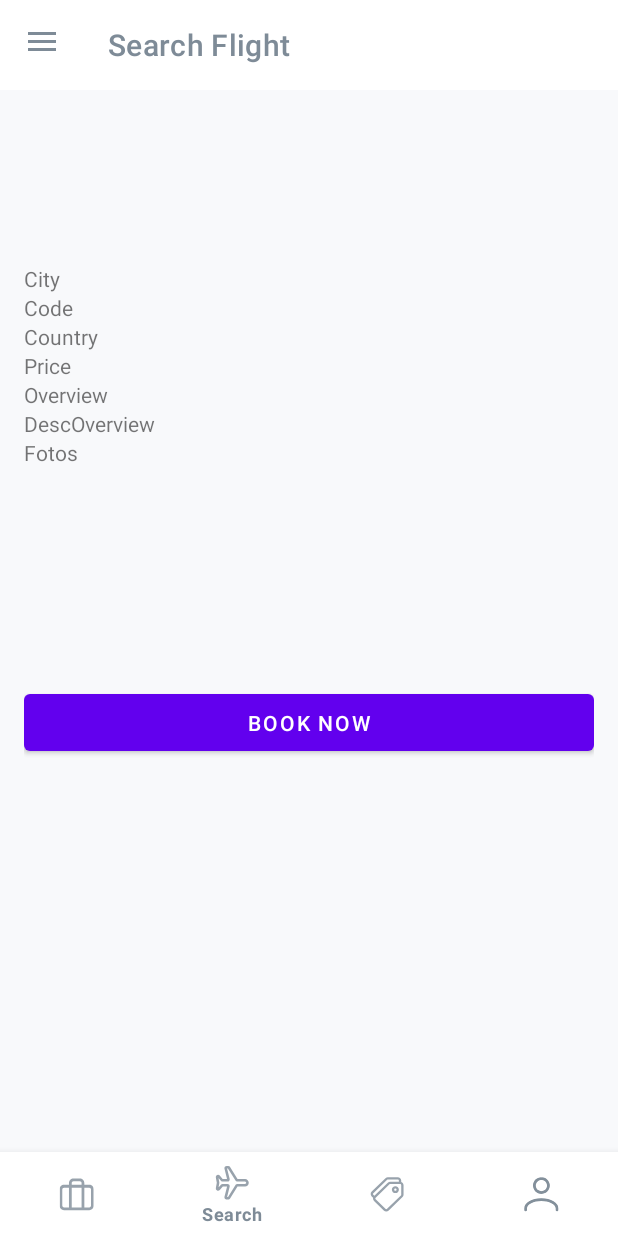
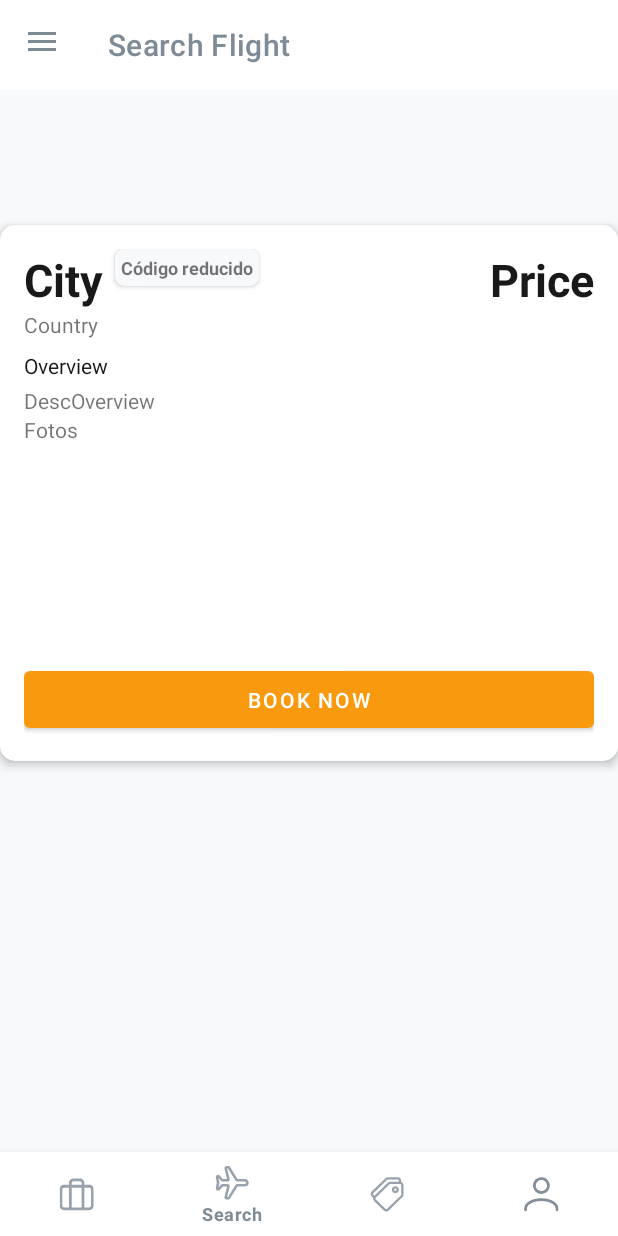
Before and after one commit to ianalexis/Parcial-TP3-YA1, an Android app: the fragment DestinationDetailFragment placed in its activity, on a phone screen of 412 x 824 dp. Run offline under Robolectric (Android 15) with nearby library versions, the phone set to English and light mode, and no system bars; our stand-ins replace navigation-ui; pictures from the network do not load; 8 statements that could not run were skipped.

Commit message:
Destination Detail 2
La venganza del destinationdetail

```diff
--- a/app/src/main/res/layout/card_photo.xml
+++ b/app/src/main/res/layout/card_photo.xml
@@ -10,13 +10,14 @@
     android:clickable="true"
     android:focusable="true"
     android:focusableInTouchMode="true"
-    app:cardCornerRadius="8dp">
+    app:cardCornerRadius="4dp">
 
 
     <ImageView
         android:id="@+id/card_photo_img"
         android:layout_width="match_parent"
         android:layout_height="match_parent"
+        android:scaleType="centerCrop"
         tools:srcCompat="@tools:sample/avatars" />
 
 </androidx.cardview.widget.CardView>
--- a/app/src/main/res/layout/fragment_destination_detail.xml
+++ b/app/src/main/res/layout/fragment_destination_detail.xml
@@ -2,22 +2,35 @@
 <LinearLayout xmlns:android="http://schemas.android.com/apk/res/android"
     xmlns:app="http://schemas.android.com/apk/res-auto"
     xmlns:tools="http://schemas.android.com/tools"
-    android:id="@+id/frameLayout"
+    android:id="@+id/fragment_profile"
     android:layout_width="match_parent"
     android:layout_height="match_parent"
     android:orientation="vertical"
     tools:context=".fragments.DestinationDetailFragment">
 
+    <RelativeLayout
+        android:layout_width="match_parent"
+        android:layout_height="wrap_content">
+
         <ImageView
             android:id="@+id/fragment_destdetail_img"
             android:layout_width="match_parent"
             android:layout_height="100dp"
+            android:background="?attr/selectableItemBackgroundBorderless"
             android:scaleType="centerCrop"
             tools:src="@tools:sample/backgrounds/scenic" />
 
-    <ScrollView
+    </RelativeLayout>
+
+    <androidx.cardview.widget.CardView
         android:layout_width="match_parent"
-        android:layout_height="match_parent">
+        android:layout_height="wrap_content"
+        android:layout_below="@id/fragment_destdetail_img"
+        android:layout_marginTop="-10dp"
+        android:layout_marginBottom="0dp"
+        app:cardCornerRadius="10dp"
+        app:cardElevation="4dp"
+        app:cardBackgroundColor="@color/white">
 
         <LinearLayout
             android:layout_width="match_parent"
@@ -25,41 +38,71 @@
             android:orientation="vertical"
             android:padding="16dp">
 
+            <RelativeLayout
+                android:layout_width="match_parent"
+                android:layout_height="wrap_content">
+
                 <TextView
                     android:id="@+id/fragment_destdetail_txtCity"
                     android:layout_width="wrap_content"
                     android:layout_height="wrap_content"
-                android:text="City" />
+                    android:text="City"
+                    android:textSize="30sp"
+                    android:textStyle="bold"
+                    android:textColor="@color/negro" />
+
+                <androidx.cardview.widget.CardView
+                    android:layout_width="wrap_content"
+                    android:layout_height="wrap_content"
+                    android:layout_toRightOf="@id/fragment_destdetail_txtCity"
+                    android:layout_alignTop="@id/fragment_destdetail_txtCity"
+                    android:layout_marginStart="8dp"
+                    app:cardBackgroundColor="@color/grisclaro"
+                    app:cardCornerRadius="6dp">
 
                     <TextView
                         android:id="@+id/fragment_destdetail_txtCode"
                         android:layout_width="wrap_content"
                         android:layout_height="wrap_content"
-                android:text="Code" />
+                        android:text="Código reducido"
+                        android:textSize="12sp"
+                        android:padding="4dp"
+                        android:textStyle="bold"/>
+                </androidx.cardview.widget.CardView>
 
                 <TextView
                     android:id="@+id/fragment_destdetail_txtCountry"
                     android:layout_width="wrap_content"
                     android:layout_height="wrap_content"
-                android:text="Country" />
+                    android:text="Country"
+                    android:layout_below="@id/fragment_destdetail_txtCity" />
 
                 <TextView
                     android:id="@+id/fragment_destdetail_txtPrice"
                     android:layout_width="wrap_content"
                     android:layout_height="wrap_content"
-                android:text="Price" />
+                    android:text="Price"
+                    android:textSize="30sp"
+                    android:layout_alignParentRight="true"
+                    android:textColor="@color/negro"
+                    android:textStyle="bold"/>
+
+            </RelativeLayout>
 
             <TextView
                 android:id="@+id/fragment_destdetail_txtOverview"
                 android:layout_width="wrap_content"
                 android:layout_height="wrap_content"
-                android:text="Overview" />
+                android:text="Overview"
+                android:textColor="@color/negro"
+                android:layout_marginTop="8dp"/>/>
 
             <TextView
                 android:id="@+id/fragment_destdetail_txtDesc"
                 android:layout_width="match_parent"
                 android:layout_height="wrap_content"
-                android:text="DescOverview" />
+                android:text="DescOverview"
+                android:layout_marginTop="4dp"/>/>
 
             <TextView
                 android:id="@+id/fragment_destdetail_txtPhotos"
@@ -72,14 +115,15 @@
                 android:layout_width="match_parent"
                 android:layout_height="145dp" />
 
-            <Button
+            <com.google.android.material.button.MaterialButton
                 android:id="@+id/fragment_destdetail_btnBook"
                 android:layout_width="match_parent"
                 android:layout_height="50dp"
-                android:text="Book Now" />
+                android:text="Book Now"
+                app:backgroundTint="@color/naranja" />
 
         </LinearLayout>
 
-    </ScrollView>
+    </androidx.cardview.widget.CardView>
 
 </LinearLayout>
```
Also changed, not shown: app/src/main/java/com/example/parcial_tp3_ya1/providers/DestinationProvider.kt (+24 -11 lines), app/src/main/java/com/example/parcial_tp3_ya1/providers/MainDestinationProvider.kt (+6 -1 lines). Lines whose indentation alone changed are shown as unchanged.
